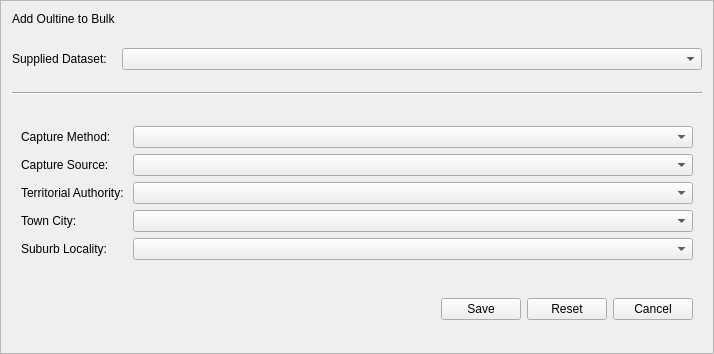
Qt form buildings/gui/new_outline_bulk.ui (linz/nz-buildings) before a commit.
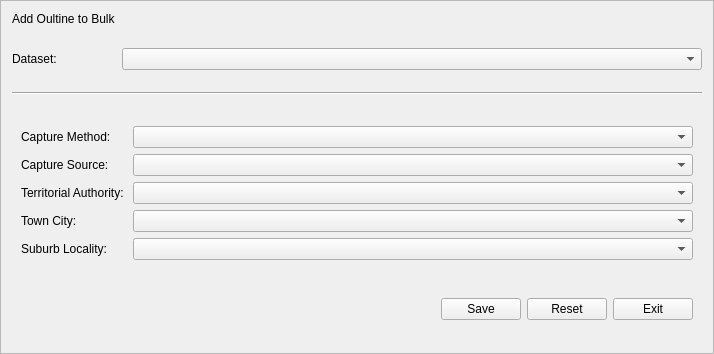
The same form after that commit.

```diff
--- a/buildings/gui/new_outline_bulk.ui
+++ b/buildings/gui/new_outline_bulk.ui
@@ -156,7 +156,7 @@
          </size>
         </property>
         <property name="text">
-         <string>Cancel</string>
+         <string>Exit</string>
         </property>
        </widget>
       </item>
@@ -186,7 +186,7 @@
    <item row="3" column="0">
     <widget class="QLabel" name="l_supplied_dataset">
      <property name="text">
-      <string>Supplied Dataset:</string>
+      <string>Dataset:</string>
      </property>
     </widget>
    </item>
```
Left out of the diff: 4 changed lines with no effect on the pictures.
